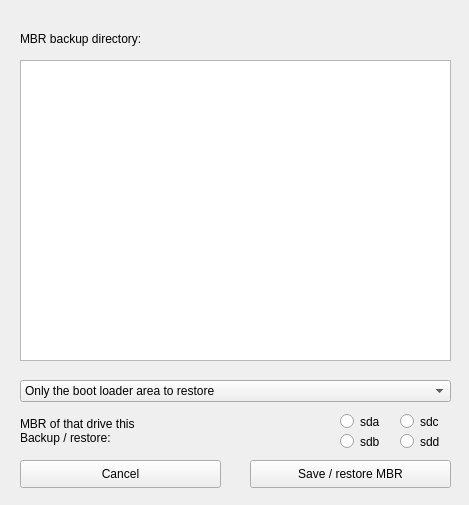
Before: the Qt Designer form qt4-fsarchiver/src/ui/mbr_dialog.ui in Rudlandh/qt-fasarchiver, drawn with Qt 5.
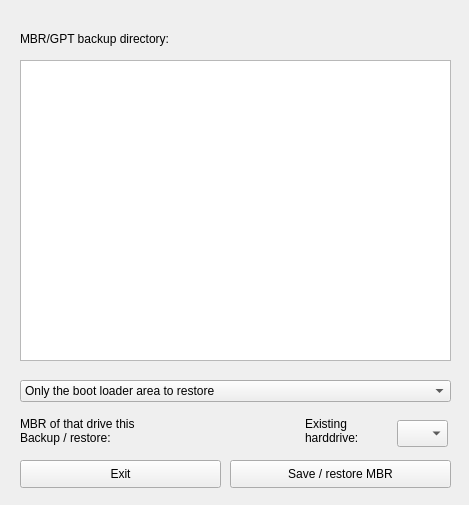
After: the same form once the commit is applied.

Diff of the .ui file:
```diff
--- a/qt4-fsarchiver/src/ui/mbr_dialog.ui
+++ b/qt4-fsarchiver/src/ui/mbr_dialog.ui
@@ -11,7 +11,7 @@
    </rect>
   </property>
   <property name="windowTitle">
-   <string extracomment="MBR sichern/zurückschreiben">Save / restore MBR</string>
+   <string extracomment="MBR sichern/zurückschreiben">Save / Restore MBR/GPT</string>
   </property>
   <widget class="QComboBox" name="cmb_mbr">
    <property name="geometry">
@@ -58,15 +58,15 @@
     </rect>
    </property>
    <property name="text">
-    <string extracomment="Abbrechen">Cancel</string>
+    <string extracomment="Abbrechen">Exit</string>
    </property>
   </widget>
   <widget class="QPushButton" name="bt_save">
    <property name="geometry">
     <rect>
-     <x>250</x>
+     <x>230</x>
      <y>460</y>
-     <width>201</width>
+     <width>221</width>
      <height>28</height>
     </rect>
    </property>
@@ -96,8 +96,11 @@
      <height>18</height>
     </rect>
    </property>
+   <property name="toolTip">
+    <string>Directory in which the MBR/GPT is written.</string>
+   </property>
    <property name="text">
-    <string extracomment="MBR Sicherungsverzeichnis:">MBR backup directory:</string>
+    <string extracomment="MBR Sicherungsverzeichnis:">MBR/GPT backup directory:</string>
    </property>
   </widget>
   <widget class="QLabel" name="label_2">
@@ -105,7 +108,7 @@
     <rect>
      <x>20</x>
      <y>410</y>
-     <width>311</width>
+     <width>281</width>
      <height>41</height>
     </rect>
    </property>
@@ -114,58 +117,55 @@
 Backup / restore:</string>
    </property>
   </widget>
-  <widget class="QRadioButton" name="rdbt_sda">
+  <widget class="QComboBox" name="cmb_disk">
    <property name="geometry">
     <rect>
-     <x>340</x>
-     <y>410</y>
-     <width>61</width>
-     <height>23</height>
+     <x>397</x>
+     <y>420</y>
+     <width>51</width>
+     <height>27</height>
     </rect>
    </property>
-   <property name="text">
-    <string extracomment="sda">sda</string>
-   </property>
   </widget>
-  <widget class="QRadioButton" name="rdbt_sdb">
+  <widget class="QLabel" name="label_3">
    <property name="geometry">
     <rect>
-     <x>340</x>
-     <y>430</y>
-     <width>61</width>
-     <height>23</height>
-    </rect>
-   </property>
-   <property name="text">
-    <string extracomment="sdb">sdb</string>
-   </property>
-  </widget>
-  <widget class="QRadioButton" name="rdbt_sdc">
-   <property name="geometry">
-    <rect>
-     <x>400</x>
+     <x>305</x>
      <y>410</y>
-     <width>61</width>
-     <height>23</height>
+     <width>81</width>
+     <height>41</height>
     </rect>
    </property>
    <property name="text">
-    <string extracomment="sdc">sdc</string>
+    <string>Existing
+harddrive:</string>
    </property>
+   <property name="buddy">
+    <cstring>cmb_disk</cstring>
+   </property>
   </widget>
-  <widget class="QRadioButton" name="rdbt_sdd">
+  <widget class="QPushButton" name="bt_dummy">
    <property name="geometry">
     <rect>
-     <x>400</x>
-     <y>430</y>
-     <width>61</width>
-     <height>23</height>
+     <x>190</x>
+     <y>460</y>
+     <width>21</width>
+     <height>27</height>
     </rect>
    </property>
    <property name="text">
-    <string extracomment="sdd">sdd</string>
+    <string/>
    </property>
   </widget>
+  <zorder>bt_dummy</zorder>
+  <zorder>cmb_mbr</zorder>
+  <zorder>bt_end</zorder>
+  <zorder>bt_save</zorder>
+  <zorder>treeView</zorder>
+  <zorder>label</zorder>
+  <zorder>label_2</zorder>
+  <zorder>cmb_disk</zorder>
+  <zorder>label_3</zorder>
  </widget>
  <resources/>
  <connections/>
```
Left out of the diff: 19 changed lines with no effect on the pictures.
